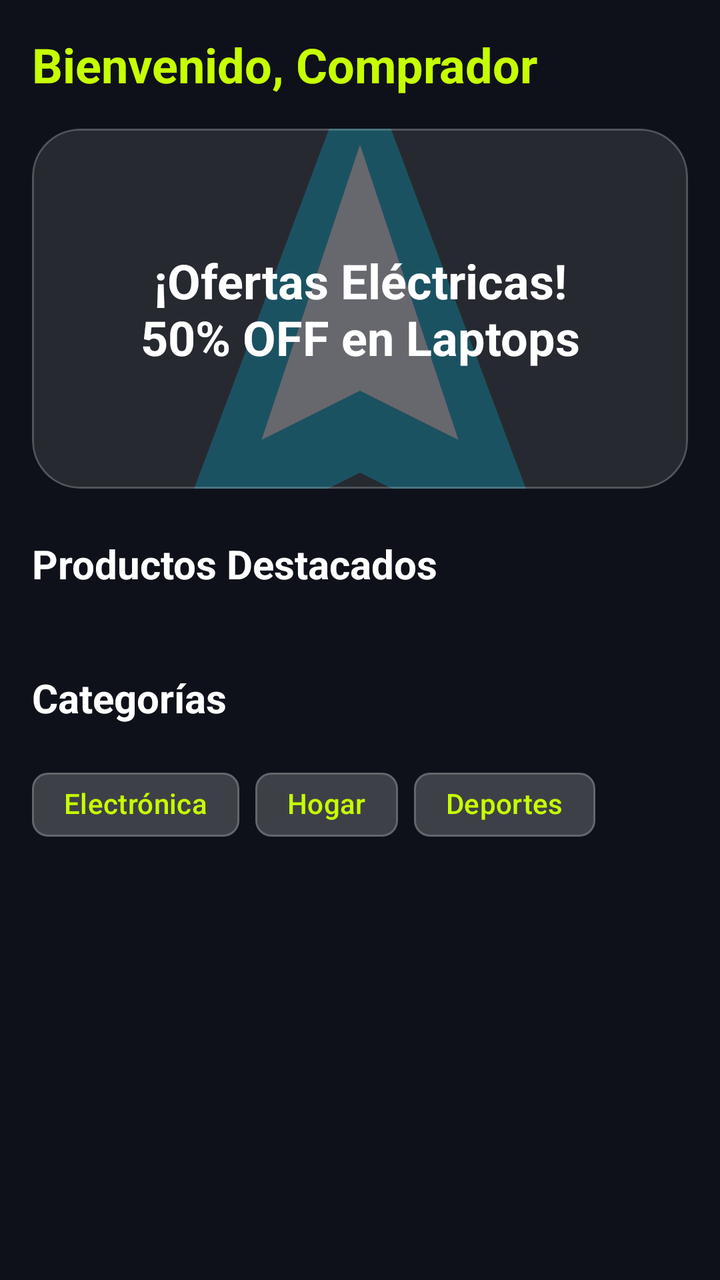
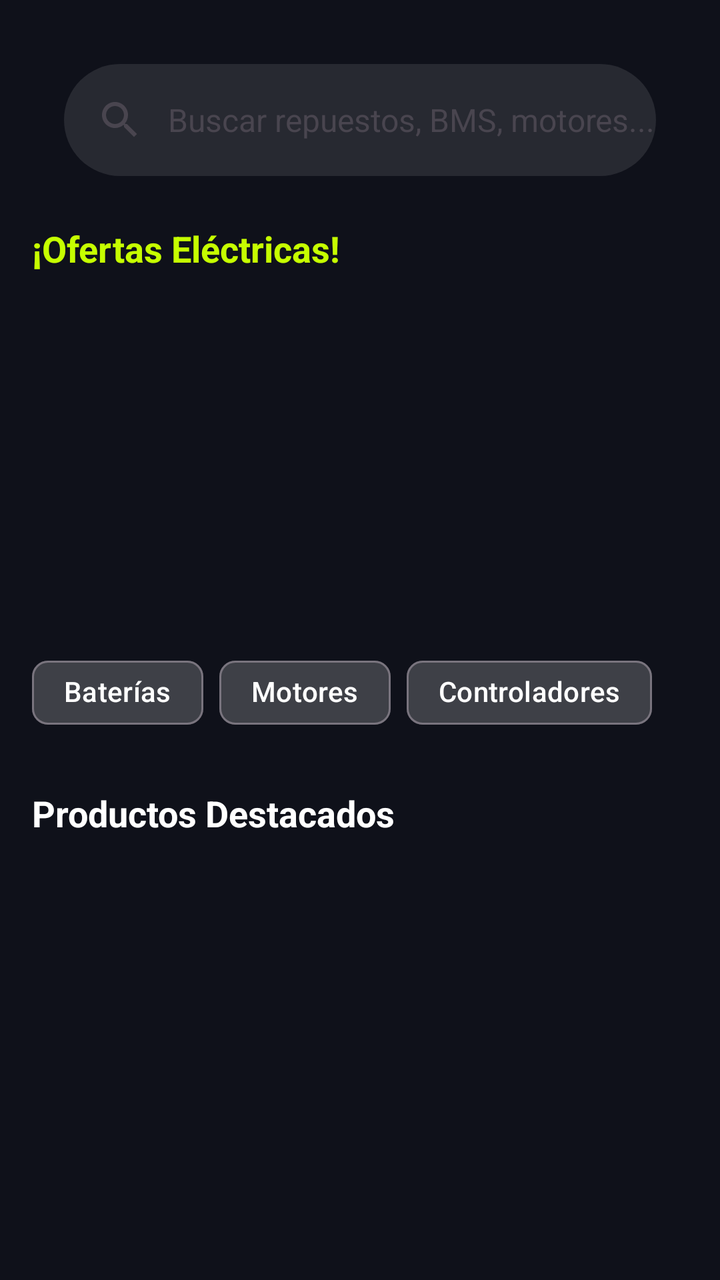

Compare the two renders of this Android layout. The source of the first and the diff that turns it into the second are given below.
<!-- AndroidManifest.xml: application theme Theme.VoltCore -->
<!-- res/layout/fragment_buyer_home.xml -->
<?xml version="1.0" encoding="utf-8"?>
<androidx.core.widget.NestedScrollView xmlns:android="http://schemas.android.com/apk/res/android"
    xmlns:app="http://schemas.android.com/apk/res-auto"
    xmlns:tools="http://schemas.android.com/tools"
    android:layout_width="match_parent"
    android:layout_height="match_parent"
    android:background="@color/colorBackground">

    <LinearLayout
        android:layout_width="match_parent"
        android:layout_height="wrap_content"
        android:orientation="vertical"
        android:padding="@dimen/margin_standard">

        <TextView
            android:layout_width="wrap_content"
            android:layout_height="wrap_content"
            android:text="@string/welcome_buyer"
            android:textColor="@color/volt_primary"
            android:textSize="24sp"
            android:textStyle="bold"
            android:layout_marginBottom="16dp"/>

        <com.google.android.material.card.MaterialCardView
            style="@style/Widget.VoltCore.Card"
            android:layout_width="match_parent"
            android:layout_height="180dp"
            android:layout_marginBottom="24dp">

            <ImageView
                android:layout_width="match_parent"
                android:layout_height="match_parent"
                android:scaleType="centerCrop"
                android:src="@drawable/ic_voltcore_logo"
                android:alpha="0.3"
                android:contentDescription="Banner Ofertas" />

            <TextView
                android:layout_width="wrap_content"
                android:layout_height="wrap_content"
                android:layout_gravity="center"
                android:gravity="center"
                android:text="¡Ofertas Eléctricas!\n50% OFF en Laptops"
                android:textColor="@color/white"
                android:textSize="24sp"
                android:textStyle="bold" />

        </com.google.android.material.card.MaterialCardView>

        <TextView
            android:layout_width="wrap_content"
            android:layout_height="wrap_content"
            android:layout_marginBottom="16dp"
            android:text="Productos Destacados"
            android:textColor="@color/white"
            android:textSize="20sp"
            android:textStyle="bold" />

        <androidx.recyclerview.widget.RecyclerView
            android:id="@+id/rvFeaturedProducts"
            android:layout_width="match_parent"
            android:layout_height="wrap_content"
            android:orientation="horizontal"
            app:layoutManager="androidx.recyclerview.widget.LinearLayoutManager"
            tools:listitem="@layout/item_product_card" />

        <TextView
            android:layout_width="wrap_content"
            android:layout_height="wrap_content"
            android:layout_marginTop="24dp"
            android:layout_marginBottom="16dp"
            android:text="Categorías"
            android:textColor="@color/white"
            android:textSize="20sp"
            android:textStyle="bold" />

        <HorizontalScrollView
            android:layout_width="match_parent"
            android:layout_height="wrap_content"
            android:scrollbars="none">

            <LinearLayout
                android:layout_width="wrap_content"
                android:layout_height="wrap_content"
                android:orientation="horizontal">

                <com.google.android.material.chip.Chip
                    android:layout_width="wrap_content"
                    android:layout_height="wrap_content"
                    android:layout_marginEnd="8dp"
                    android:text="Electrónica"
                    app:chipBackgroundColor="@color/glass_surface"
                    app:chipStrokeColor="@color/glass_stroke"
                    android:textColor="@color/volt_primary" />

                <com.google.android.material.chip.Chip
                    android:layout_width="wrap_content"
                    android:layout_height="wrap_content"
                    android:layout_marginEnd="8dp"
                    android:text="Hogar"
                    app:chipBackgroundColor="@color/glass_surface"
                    app:chipStrokeColor="@color/glass_stroke"
                    android:textColor="@color/volt_primary" />

                <com.google.android.material.chip.Chip
                    android:layout_width="wrap_content"
                    android:layout_height="wrap_content"
                    android:layout_marginEnd="8dp"
                    android:text="Deportes"
                    app:chipBackgroundColor="@color/glass_surface"
                    app:chipStrokeColor="@color/glass_stroke"
                    android:textColor="@color/volt_primary" />

            </LinearLayout>
        </HorizontalScrollView>

    </LinearLayout>

</androidx.core.widget.NestedScrollView>
<!-- res/layout/item_product_card.xml (included above) -->
<?xml version="1.0" encoding="utf-8"?>
<com.google.android.material.card.MaterialCardView xmlns:android="http://schemas.android.com/apk/res/android"
    xmlns:app="http://schemas.android.com/apk/res-auto"
    style="@style/Widget.VoltCore.Card"
    android:layout_width="match_parent"
    android:layout_height="wrap_content"
    android:layout_margin="8dp">

    <LinearLayout
        android:layout_width="match_parent"
        android:layout_height="wrap_content"
        android:orientation="vertical"
        android:padding="8dp">

        <ImageView
            android:id="@+id/ivProduct"
            android:layout_width="match_parent"
            android:layout_height="120dp"
            android:scaleType="centerCrop"
            android:src="@drawable/ic_voltcore_logo"
            android:contentDescription="Producto" />

        <TextView
            android:id="@+id/tvProductName"
            android:layout_width="match_parent"
            android:layout_height="wrap_content"
            android:layout_marginTop="8dp"
            android:text="Nombre del Producto"
            android:textColor="@color/white"
            android:textSize="16sp"
            android:textStyle="bold" />

        <TextView
            android:id="@+id/tvProductPrice"
            android:layout_width="match_parent"
            android:layout_height="wrap_content"
            android:text="$ 0.00"
            android:textColor="@color/volt_primary"
            android:textSize="14sp" />

        <Button
            android:id="@+id/btnAddToCart"
            style="@style/Widget.Material3.Button.TonalButton"
            android:layout_width="match_parent"
            android:layout_height="wrap_content"
            android:layout_marginTop="8dp"
            android:text="@string/add_to_cart"
            android:textSize="12sp"
            app:backgroundTint="@color/volt_primary"
            android:textColor="@color/black" />

    </LinearLayout>

</com.google.android.material.card.MaterialCardView>
<!-- resources referenced by this layout -->
<resources>
  <color name="black">#FF000000</color>
  <color name="colorBackground">@color/volt_background</color>
  <color name="glass_stroke">#33FFFFFF</color>
  <color name="glass_surface">#1AFFFFFF</color>
  <color name="volt_primary">#C6FF00</color>
  <color name="white">#FFFFFFFF</color>
  <dimen name="margin_standard">16dp</dimen>
  <!-- drawable ic_voltcore_logo (drawable) -->
  <vector xmlns:android="http://schemas.android.com/apk/res/android"
      android:width="200dp"
      android:height="200dp"
      android:viewportWidth="200"
      android:viewportHeight="200">
      <path
          android:fillColor="#00B4D8"
          android:pathData="M100,20 L160,180 L100,150 L40,180 Z" />
      <path
          android:fillColor="#FFFFFF"
          android:pathData="M100,50 L130,140 L100,125 L70,140 Z" />
  </vector>
  <string name="add_to_cart">Añadir</string>
  <string name="welcome_buyer">Bienvenido, Comprador</string>
  <style name="Widget.VoltCore.Card" parent="Widget.Material3.CardView.Filled">
          <item name="cardCornerRadius">24dp</item>
          <item name="cardBackgroundColor">@color/glass_surface</item>
          <item name="strokeColor">@color/glass_stroke</item>
          <item name="strokeWidth">1dp</item>
      </style>
  <style name="Theme.VoltCore" parent="Base.Theme.VoltCore" />
  <color name="volt_background">#0F111A</color>
  <style name="Base.Theme.VoltCore" parent="Theme.Material3.DayNight.NoActionBar">
          
          <item name="colorPrimary">@color/volt_primary</item>
          <item name="android:windowBackground">@color/volt_background</item>
          <item name="colorSurface">@color/glass_surface</item>
          <item name="colorOnSurface">@color/white</item>
      </style>
</resources>

<!-- the commit's change to res/layout/fragment_buyer_home.xml (unified diff, before → after) -->
@@ -4,119 +4,141 @@
     xmlns:tools="http://schemas.android.com/tools"
     android:layout_width="match_parent"
     android:layout_height="match_parent"
-    android:background="@color/colorBackground">
+    android:background="@color/volt_background">
 
     <LinearLayout
         android:layout_width="match_parent"
         android:layout_height="wrap_content"
         android:orientation="vertical"
-        android:padding="@dimen/margin_standard">
+        android:padding="16dp">
 
+        
+        <com.google.android.material.search.SearchBar
+            android:id="@+id/searchBar"
+            android:layout_width="match_parent"
+            android:layout_height="wrap_content"
+            android:hint="Buscar repuestos, BMS, motores..."
+            app:backgroundTint="@color/glass_surface"
+            android:layout_marginBottom="24dp"/>
+
+        
         <TextView
             android:layout_width="wrap_content"
             android:layout_height="wrap_content"
-            android:text="@string/welcome_buyer"
+            android:text="@string/volt_offers"
             android:textColor="@color/volt_primary"
-            android:textSize="24sp"
+            android:textSize="18sp"
             android:textStyle="bold"
-            android:layout_marginBottom="16dp"/>
+            android:layout_marginBottom="12dp"/>
 
-        <com.google.android.material.card.MaterialCardView
-            style="@style/Widget.VoltCore.Card"
+        <androidx.recyclerview.widget.RecyclerView
+            android:id="@+id/rvOffers"
             android:layout_width="match_parent"
-            android:layout_height="180dp"
-            android:layout_marginBottom="24dp">
+            android:layout_height="150dp"
+            android:orientation="horizontal"
+            app:layoutManager="androidx.recyclerview.widget.LinearLayoutManager"
+            tools:listitem="@layout/item_banner_promo"
+            android:layout_marginBottom="24dp"/>
 
-            <ImageView
-                android:layout_width="match_parent"
-                android:layout_height="match_parent"
-                android:scaleType="centerCrop"
-                android:src="@drawable/ic_voltcore_logo"
-                android:alpha="0.3"
-                android:contentDescription="Banner Ofertas" />
-
-            <TextView
+        
+        <com.google.android.material.chip.ChipGroup
+            android:layout_width="match_parent"
+            android:layout_height="wrap_content"
+            android:layout_marginBottom="24dp"
+            app:singleSelection="true">
+            <com.google.android.material.chip.Chip
+                style="@style/Widget.Material3.Chip.Filter"
                 android:layout_width="wrap_content"
                 android:layout_height="wrap_content"
-                android:layout_gravity="center"
-                android:gravity="center"
-                android:text="¡Ofertas Eléctricas!\n50% OFF en Laptops"
-                android:textColor="@color/white"
-                android:textSize="24sp"
-                android:textStyle="bold" />
+                android:text="Baterías"
+                app:chipBackgroundColor="@color/glass_surface"
+                android:textColor="@color/white"/>
+            <com.google.android.material.chip.Chip
+                style="@style/Widget.Material3.Chip.Filter"
+                android:layout_width="wrap_content"
+                android:layout_height="wrap_content"
+                android:text="Motores"
+                app:chipBackgroundColor="@color/glass_surface"
+                android:textColor="@color/white"/>
+            <com.google.android.material.chip.Chip
+                style="@style/Widget.Material3.Chip.Filter"
+                android:layout_width="wrap_content"
+                android:layout_height="wrap_content"
+                android:text="Controladores"
+                app:chipBackgroundColor="@color/glass_surface"
+                android:textColor="@color/white"/>
+        </com.google.android.material.chip.ChipGroup>
 
-        </com.google.android.material.card.MaterialCardView>
-
+        
         <TextView
             android:layout_width="wrap_content"
             android:layout_height="wrap_content"
-            android:layout_marginBottom="16dp"
             android:text="Productos Destacados"
             android:textColor="@color/white"
-            android:textSize="20sp"
-            android:textStyle="bold" />
+            android:textSize="18sp"
+            android:textStyle="bold"
+            android:layout_marginBottom="12dp"/>
 
         <androidx.recyclerview.widget.RecyclerView
-            android:id="@+id/rvFeaturedProducts"
+            android:id="@+id/rvFeatured"
             android:layout_width="match_parent"
             android:layout_height="wrap_content"
-            android:orientation="horizontal"
+            android:nestedScrollingEnabled="false"
             app:layoutManager="androidx.recyclerview.widget.LinearLayoutManager"
             tools:listitem="@layout/item_product_card" />
 
+    </LinearLayout>
+</androidx.core.widget.NestedScrollView>
+<!-- res/layout/item_banner_promo.xml (included above) -->
+<?xml version="1.0" encoding="utf-8"?>
+<com.google.android.material.card.MaterialCardView xmlns:android="http://schemas.android.com/apk/res/android"
+    xmlns:app="http://schemas.android.com/apk/res-auto"
+    android:layout_width="300dp"
+    android:layout_height="match_parent"
+    android:layout_marginEnd="12dp"
+    app:cardCornerRadius="16dp"
+    app:cardBackgroundColor="@color/volt_primary">
+
+    <androidx.constraintlayout.widget.ConstraintLayout
+        android:layout_width="match_parent"
+        android:layout_height="match_parent"
+        android:padding="16dp">
+
         <TextView
-            android:layout_width="wrap_content"
+            android:id="@+id/tvPromoTitle"
+            android:layout_width="0dp"
             android:layout_height="wrap_content"
-            android:layout_marginTop="24dp"
-            android:layout_marginBottom="16dp"
-            android:text="Categorías"
-            android:textColor="@color/white"
+            android:text="¡DESCUENTOS ELÉCTRICOS!"
+            android:textColor="@color/black"
             android:textSize="20sp"
-            android:textStyle="bold" />
+            android:textStyle="bold"
+            app:layout_constraintEnd_toStartOf="@+id/ivPromo"
+            app:layout_constraintStart_toStartOf="parent"
+            app:layout_constraintTop_toTopOf="parent" />
 
-        <HorizontalScrollView
-            android:layout_width="match_parent"
+        <TextView
+            android:layout_width="0dp"
             android:layout_height="wrap_content"
-            android:scrollbars="none">
+            android:text="Hasta 30% en Baterías Li-ion"
+            android:textColor="@color/black"
+            android:textSize="14sp"
+            app:layout_constraintEnd_toStartOf="@+id/ivPromo"
+            app:layout_constraintStart_toStartOf="parent"
+            app:layout_constraintTop_toBottomOf="@+id/tvPromoTitle" />
 
-            <LinearLayout
-                android:layout_width="wrap_content"
-                android:layout_height="wrap_content"
-                android:orientation="horizontal">
+        <ImageView
+            android:id="@+id/ivPromo"
+            android:layout_width="80dp"
+            android:layout_height="80dp"
+            android:src="@drawable/ic_voltcore_logo"
+            android:contentDescription="Promoción"
+            app:layout_constraintBottom_toBottomOf="parent"
+            app:layout_constraintEnd_toEndOf="parent"
+            app:layout_constraintTop_toTopOf="parent"
+            app:tint="@color/black" />
 
-                <com.google.android.material.chip.Chip
-                    android:layout_width="wrap_content"
-                    android:layout_height="wrap_content"
-                    android:layout_marginEnd="8dp"
-                    android:text="Electrónica"
-                    app:chipBackgroundColor="@color/glass_surface"
-                    app:chipStrokeColor="@color/glass_stroke"
-                    android:textColor="@color/volt_primary" />
-
-                <com.google.android.material.chip.Chip
-                    android:layout_width="wrap_content"
-                    android:layout_height="wrap_content"
-                    android:layout_marginEnd="8dp"
-                    android:text="Hogar"
-                    app:chipBackgroundColor="@color/glass_surface"
-                    app:chipStrokeColor="@color/glass_stroke"
-                    android:textColor="@color/volt_primary" />
-
-                <com.google.android.material.chip.Chip
-                    android:layout_width="wrap_content"
-                    android:layout_height="wrap_content"
-                    android:layout_marginEnd="8dp"
-                    android:text="Deportes"
-                    app:chipBackgroundColor="@color/glass_surface"
-                    app:chipStrokeColor="@color/glass_stroke"
-                    android:textColor="@color/volt_primary" />
-
-            </LinearLayout>
-        </HorizontalScrollView>
-
-    </LinearLayout>
-
-</androidx.core.widget.NestedScrollView>
+    </androidx.constraintlayout.widget.ConstraintLayout>
+</com.google.android.material.card.MaterialCardView>
 <!-- res/layout/item_product_card.xml (included above) -->
 <?xml version="1.0" encoding="utf-8"?>
 <com.google.android.material.card.MaterialCardView xmlns:android="http://schemas.android.com/apk/res/android"
<!-- resource entries referenced after the edit -->
@@ -1,12 +1,10 @@
 <!-- resources referenced by this layout -->
 <resources>
   <color name="black">#FF000000</color>
-  <color name="colorBackground">@color/volt_background</color>
   <color name="glass_stroke">#33FFFFFF</color>
   <color name="glass_surface">#1AFFFFFF</color>
   <color name="volt_primary">#C6FF00</color>
   <color name="white">#FFFFFFFF</color>
-  <dimen name="margin_standard">16dp</dimen>
   <!-- drawable ic_voltcore_logo (drawable) -->
   <vector xmlns:android="http://schemas.android.com/apk/res/android"
       android:width="200dp"
@@ -21,7 +19,7 @@
           android:pathData="M100,50 L130,140 L100,125 L70,140 Z" />
   </vector>
   <string name="add_to_cart">Añadir</string>
-  <string name="welcome_buyer">Bienvenido, Comprador</string>
+  <string name="volt_offers">¡Ofertas Eléctricas!</string>
   <style name="Widget.VoltCore.Card" parent="Widget.Material3.CardView.Filled">
           <item name="cardCornerRadius">24dp</item>
           <item name="cardBackgroundColor">@color/glass_surface</item>
